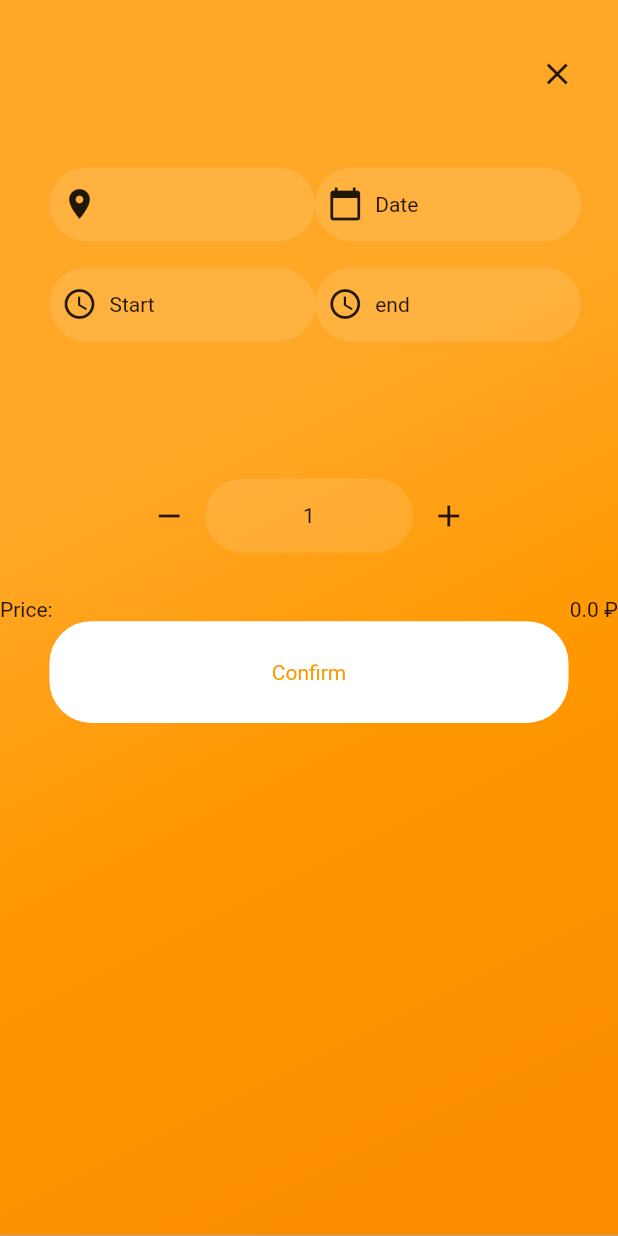
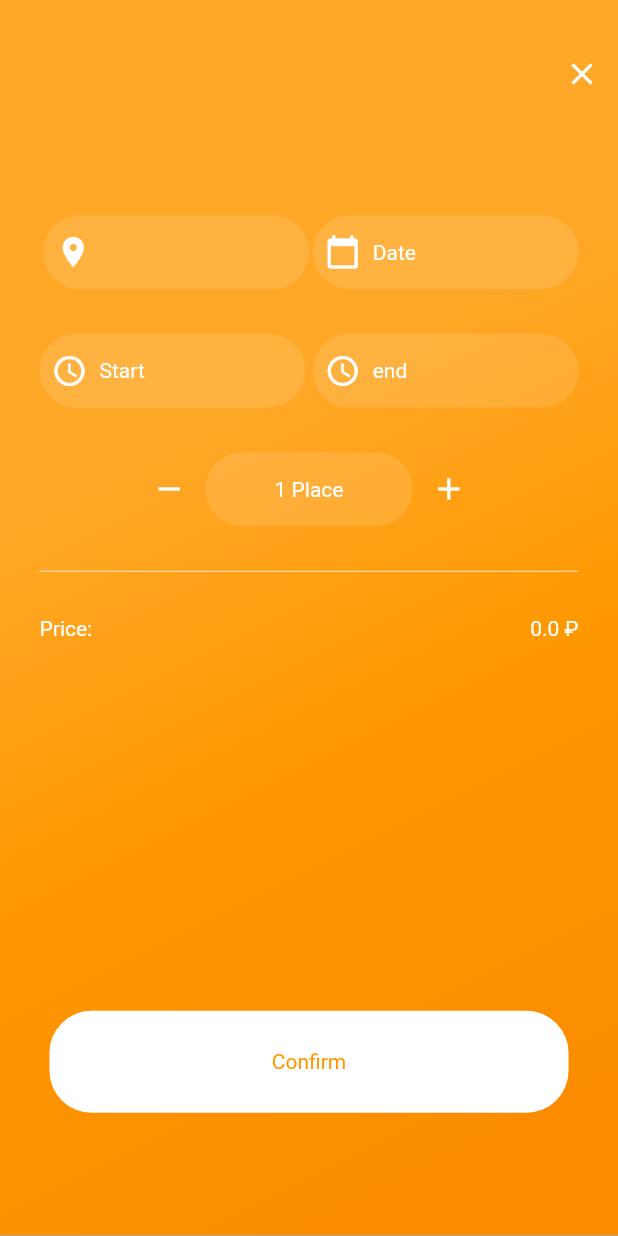
Before and after one commit to HardDays/D4W-mobile, a Flutter app: the NewBookingScreen screen opened directly with empty values, on a phone screen of 412 x 824 dp. Run offline on Flutter 3.47's test engine with Material 2 defaults, Android fonts, the phone set to English and light mode, and no system bars; our stand-ins replace after_layout, cached_network_image, flutter_map, geolocator, latlong, shared_preferences; accounts and stored records are empty; network calls fail.

Commit message:
finished with the booking screen

```diff
--- a/desk4work/lib/utils/constants.dart
+++ b/desk4work/lib/utils/constants.dart
@@ -17,5 +17,9 @@ class ConstantsManager{
   static const String SATURDAY = "Saturday";
   static const String SUNDAY = "Sunday";
   static const String IMAGE_BASE_URL = BASE_URL+"images/get_full/";
+  static const String CO_WORKING_ID = "coworking_id";
+  static const String VISITORS_COUNT = "visitors_count";
+  static const String BEGIN_DATE = "begin_date";
+  static const String END_DATE = "end_date";
 
 }
--- a/desk4work/lib/view/common/theme_util.dart
+++ b/desk4work/lib/view/common/theme_util.dart
@@ -5,7 +5,7 @@ class ThemeUtil {
     return Theme.of(context).copyWith(
       textTheme : Theme.of(context).textTheme.apply(
         bodyColor: Colors.white,
-        displayColor: Colors.white
+        displayColor: Colors.white,
       ),
       iconTheme: Theme.of(context).iconTheme.copyWith(
         color: Colors.white
--- a/desk4work/lib/view/main/co_working_details.dart
+++ b/desk4work/lib/view/main/co_working_details.dart
@@ -750,6 +750,7 @@ class _CoWorkingDetailsScreenState extends State<CoWorkingDetailsScreen> {
            }else{
              if(snapshot.data == null) return Container();
              else {
+               widget._coWorking.freeSeats = snapshot.data;
                return Text(snapshot.data.toString() ?? '0');
              }
            }
--- a/desk4work/lib/view/main/new_booking.dart
+++ b/desk4work/lib/view/main/new_booking.dart
@@ -1,10 +1,14 @@
+import 'package:desk4work/api/booking_api.dart';
 import 'package:desk4work/model/co_working.dart';
+import 'package:desk4work/utils/constants.dart';
 import 'package:desk4work/utils/string_resources.dart';
 import 'package:desk4work/view/common/box_decoration_util.dart';
+import 'package:desk4work/view/common/theme_util.dart';
 import 'package:desk4work/view/filter/date_filter.dart';
-import 'package:desk4work/view/filter/filter_state_container.dart';
 import 'package:desk4work/view/filter/time_filter.dart';
+import 'package:desk4work/view/main/booking_details.dart';
 import 'package:flutter/material.dart';
+import 'package:shared_preferences/shared_preferences.dart';
 
 class NewBookingScreen extends StatefulWidget{
   final CoWorking _coWorking;
@@ -17,7 +21,6 @@ class NewBookingScreen extends StatefulWidget{
 }
 
 class _NewBookingScreenState extends State<NewBookingScreen>{
-  Filter _filter;
   double _screenWidth, _screenHeight;
   StringResources _stringResources;
   double _textFilterParameterHeight ;
@@ -25,9 +28,19 @@ class _NewBookingScreenState extends State<NewBookingScreen>{
   double _placeNumberFilerWidth;
   double _confirmButtonHeight ;
   double _confirmButtonWidth ;
-  String _date, _starWork, _endWork;
+  String _screenDate, _starWork, _endWork, _serverDate;
   int _neededNumberOfSeats, _availableSeats;
   num _price;
+  BookingApi _bookingApi;
+
+
+  @override
+  void initState() {
+    _availableSeats = widget._coWorking.freeSeats;
+    _neededNumberOfSeats = 1;
+    _bookingApi = BookingApi();
+    super.initState();
+  }
 
   @override
   Widget build(BuildContext context) {
@@ -41,17 +54,14 @@ class _NewBookingScreenState extends State<NewBookingScreen>{
     _confirmButtonWidth = (_screenWidth * .84);
 
     _stringResources = StringResources.of(context);
-    _date = _stringResources.hDate;
-    _starWork = _stringResources.hStart;
-    _endWork = _stringResources.hEnd;
-    _availableSeats = widget._coWorking.freeSeats;
-    _neededNumberOfSeats = 1;
     _price = _neededNumberOfSeats * widget._coWorking.price;
 
     Gradient orangeBoxDecorationGradient =
     BoxDecorationUtil.getDarkOrangeGradient().gradient;
 
-   return Scaffold(
+   return Theme(
+     data:  ThemeUtil.getThemeForOrangeBackground(context),
+     child: Scaffold(
        body: Container(
          decoration: BoxDecoration(
            gradient: orangeBoxDecorationGradient,
@@ -60,10 +70,12 @@ class _NewBookingScreenState extends State<NewBookingScreen>{
                width: .5))
          ),
          child: Column(
+
            children: <Widget>[
              Container(
                margin: EdgeInsets.only(top: (_screenHeight * .0308).toDouble(),
-                 right: (_screenWidth * .04)),
+//                 right: (_screenWidth * .04)
+               ),
                child: Row(
                  mainAxisAlignment: MainAxisAlignment.end,
                  children: <Widget>[
@@ -75,6 +87,12 @@ class _NewBookingScreenState extends State<NewBookingScreen>{
                  ],
                ),
              ),
+             Container(
+               margin: EdgeInsets.symmetric(
+                 horizontal: _screenWidth * .064
+               ),
+               child: Column(
+                 children: <Widget>[
                    _buildFourUpperWidgets(),
                    Padding(
                      padding: EdgeInsets.only(
@@ -93,7 +111,9 @@ class _NewBookingScreenState extends State<NewBookingScreen>{
                              decoration: BoxDecorationUtil
                                  .getGreyRoundedCornerBoxDecoration(),
                              child: Center(
-                       child: Text(_neededNumberOfSeats.toString()),
+                               child: Text('${_neededNumberOfSeats.toString()} '
+                                   '${_stringResources.hPlace
+                               }',),
                              )
                          ),
                        ),
@@ -106,6 +126,18 @@ class _NewBookingScreenState extends State<NewBookingScreen>{
                    Padding(
                      padding: EdgeInsets.only(
                          top: (_screenHeight * .036)),),
+                   Container(
+                     decoration: BoxDecoration(
+                       border: BorderDirectional(
+                           bottom: BorderSide(
+                             color: Colors.white,
+                             width: .5
+                           ))
+                     ),
+                   ),
+                   Padding(
+                     padding: EdgeInsets.only(
+                         top: (_screenHeight * .036)),),
                    Row(
                      mainAxisAlignment: MainAxisAlignment.spaceBetween,
                      children: <Widget>[
@@ -113,6 +145,8 @@ class _NewBookingScreenState extends State<NewBookingScreen>{
                        Text(_price.toString() + " ₽")
                      ],
                    ),
+                   Padding(padding: EdgeInsets.symmetric(
+                       vertical: _screenHeight * .15)),
                    Container(
                      width: _confirmButtonWidth,
                      height: _confirmButtonHeight,
@@ -133,30 +167,35 @@ class _NewBookingScreenState extends State<NewBookingScreen>{
                  ],
                ),
              ),
+           ],
+         ),
+       ),
+     ),
    );
   }
 
 
   Widget _buildFourUpperWidgets(){
     return Container(
-      margin: EdgeInsets.only(
-          top: _screenHeight * .0124,
-          left: _screenWidth  * .08,
-          right: _screenWidth  * .08,
-          bottom: _screenHeight * .075
-      ),
+
       child: Column(
         children: <Widget>[
           Text(
             widget._coWorking.shortName,
-            style: Theme.of(context).textTheme.headline,),
+            style: Theme.of(context)
+                .textTheme.headline.copyWith(color: Colors.white),
+          ),
           Padding(
             padding: EdgeInsets.symmetric(
-                horizontal: (_screenWidth * .048).toDouble()),
+                vertical: (_screenWidth * .036).toDouble()),
           ),
           Row(
             mainAxisAlignment: MainAxisAlignment.spaceBetween,
             children: <Widget>[
+              Padding(
+                  padding: EdgeInsets.symmetric(
+                    vertical: _screenHeight * .045,
+              )),
               Container(
                 height: _textFilterParameterHeight,
                 width: _textFilterParameterWidth,
@@ -167,7 +206,15 @@ class _NewBookingScreenState extends State<NewBookingScreen>{
                   children: <Widget>[
                     Icon(Icons.place),
                     Padding(padding: EdgeInsets.only(left: 8.0),),
-                    Text(widget._coWorking.address)
+                    Container(
+                      width: _screenWidth * .288,
+                      child: Text(
+                        widget._coWorking.address,
+                        overflow: TextOverflow.ellipsis,
+                        textScaleFactor: .75,
+                        softWrap: true,
+                      ),
+                    )
                   ],
                 ),
               ),
@@ -182,7 +229,7 @@ class _NewBookingScreenState extends State<NewBookingScreen>{
                     children: <Widget>[
                       Icon(Icons.calendar_today),
                       Padding(padding: EdgeInsets.only(left: 8.0),),
-                      Text(_date)
+                      Text(_screenDate ?? _stringResources.hDate)
                     ],
                   ),
                 ),
@@ -252,16 +299,18 @@ class _NewBookingScreenState extends State<NewBookingScreen>{
         context,
         MaterialPageRoute(builder: (ctx)=> DateFilterScreen())).then((dates){
       if(dates !=null && dates.length >0){
-        List<String> filterDates = [];
-        print('those are dates: $dates');
+
+        print('format ${dates[0]}');
+
 
         String dateTimeStart = _getFilterDate(dates[0]);
-        String dateTimeEnd = _getFilterDate(dates[dates.length -1 ]);
 
+        setState(() {
+          _screenDate = dateTimeStart;
+          DateTime serverDate = dates[0];
 
-        print("Start $dateTimeStart and end $dateTimeEnd");
-        filterDates.add(dateTimeStart);
-        filterDates.add(dateTimeEnd);
+          _serverDate = '${serverDate.year}-${serverDate.month}-${serverDate.day}';
+        });
 //        _container.updateFilterInfo(date: filterDates); TODO
       }
     });
@@ -283,15 +332,17 @@ class _NewBookingScreenState extends State<NewBookingScreen>{
                 _starWork,
                 _endWork, isForStartTime))).then((result){
       if(result !=null){
-//        _container.updateFilterInfo(
-//            startHour: result[0],
-//            endHour: result[1]);  TODO
+        setState(() {
+          _starWork =  result[0] ?? _starWork;
+          _endWork = result[1] ?? _endWork;
+        });
+
       }
     });
   }
 
   void _addPlaces(){
-    if(_neededNumberOfSeats < widget._coWorking.freeSeats)
+    if(_neededNumberOfSeats < _availableSeats)
       setState(() {
         _neededNumberOfSeats ++;
       });
@@ -306,6 +357,19 @@ class _NewBookingScreenState extends State<NewBookingScreen>{
   }
 
   void _book(){
+    if(_serverDate != null && _starWork != null && _endWork != null
+        && _neededNumberOfSeats != null){
+      SharedPreferences.getInstance().then((sp){
+        String token = sp.getString(ConstantsManager.TOKEN_KEY);
+        _bookingApi.book(token, widget._coWorking.id,
+            _neededNumberOfSeats, _starWork, _endWork, _serverDate)
+            .then((booking){
+              Navigator.of(context).push(MaterialPageRoute(
+                  builder: (ctx)=> BookingDetails(booking)));
+        });
+
+      });
+    }
 
   }
 }
```
Also changed, not shown: desk4work/lib/api/booking_api.dart (+23 -1 lines), desk4work/lib/model/booking.dart (+11 -0 lines), desk4work/lib/model/co_working.dart (+19 -1 lines), desk4work/lib/view/filter/time_filter.dart (+6 -2 lines), desk4work/lib/view/main/booking_details.dart (+43 -18 lines). Lines whose indentation alone changed are shown as unchanged.
